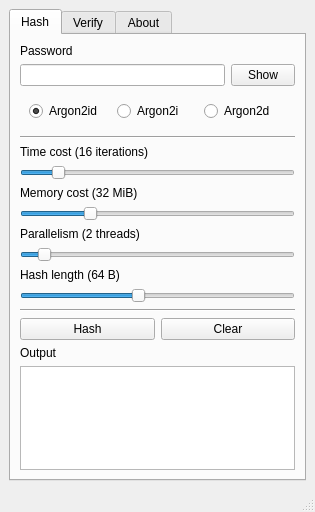
GlitchedPolygons/Argon2GUI, file src/mainwindow.ui: the form before one commit.
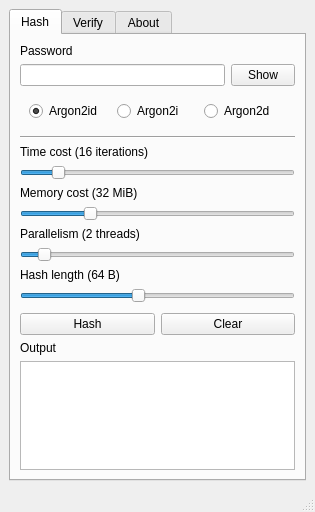
The form after the commit.

Commit message: Implemented password field show/hide button.

The edit to the form file:
```diff
--- a/src/mainwindow.ui
+++ b/src/mainwindow.ui
@@ -210,15 +210,11 @@
             </item>
            </layout>
           </item>
-          <item>
-           <widget class="Line" name="hashButtonsSeparatorLine">
-            <property name="orientation">
-             <enum>Qt::Horizontal</enum>
-            </property>
-           </widget>
-          </item>
           <item>
            <layout class="QHBoxLayout" name="hashButtonsHorizontalLayout">
+            <property name="topMargin">
+             <number>4</number>
+            </property>
             <item>
              <widget class="QPushButton" name="hashButton">
               <property name="text">
```
Left out of the diff: 2 changed lines with no effect on the pictures. The commit also changes 2 other files.
